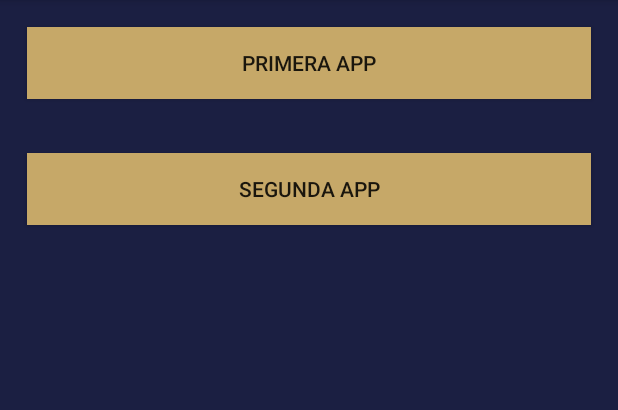
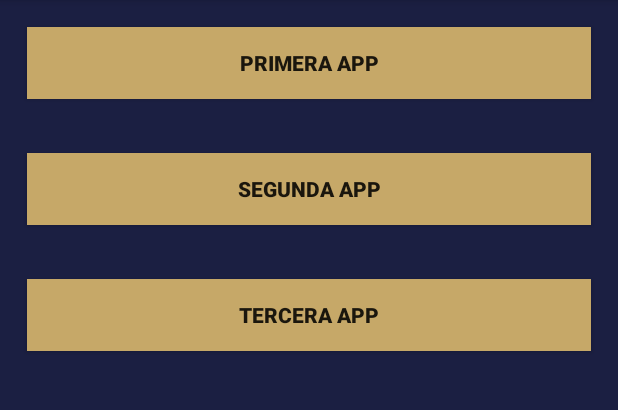
Before and after one commit to jucaicedoa/practica_2023, an Android app: the screen it shows after launch (PantallaInicialActivity), on a phone screen of 412 x 824 dp, the part 84-494 px from its top. Run offline under Robolectric (Android 15) with nearby library versions, the phone set to English and light mode, and no system bars.

Commit message:
agrego lógica botón app3

```diff
--- a/practica_kotlin/appsBasicas1/app/src/main/res/layout/activity_pantalla_inicial.xml
+++ b/practica_kotlin/appsBasicas1/app/src/main/res/layout/activity_pantalla_inicial.xml
@@ -15,7 +15,8 @@
         android:layout_margin="18dp"
         android:layout_marginVertical="10dp"
         android:background="#C6A868"
-        android:text="Primera App" />
+        android:text="Primera App"
+        android:textStyle="bold" />
 
     <androidx.appcompat.widget.AppCompatButton
         android:id="@+id/BtnApp2"
@@ -25,7 +26,17 @@
         android:layout_marginVertical="10dp"
         android:background="#C6A868"
         android:text="Segunda App"
+        android:textStyle="bold" />
+
+    <androidx.appcompat.widget.AppCompatButton
+        android:id="@+id/BtnApp3"
+        android:layout_width="match_parent"
+        android:layout_height="wrap_content"
+        android:layout_margin="18dp"
+        android:layout_marginVertical="10dp"
+        android:background="#C6A868"
+        android:text="Tercera app"
+        android:textStyle="bold"
 
         />
-
 </androidx.appcompat.widget.LinearLayoutCompat>
```
